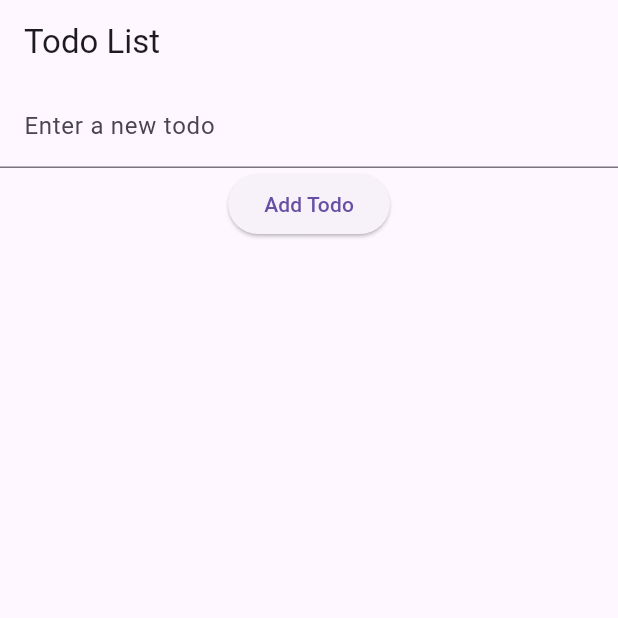
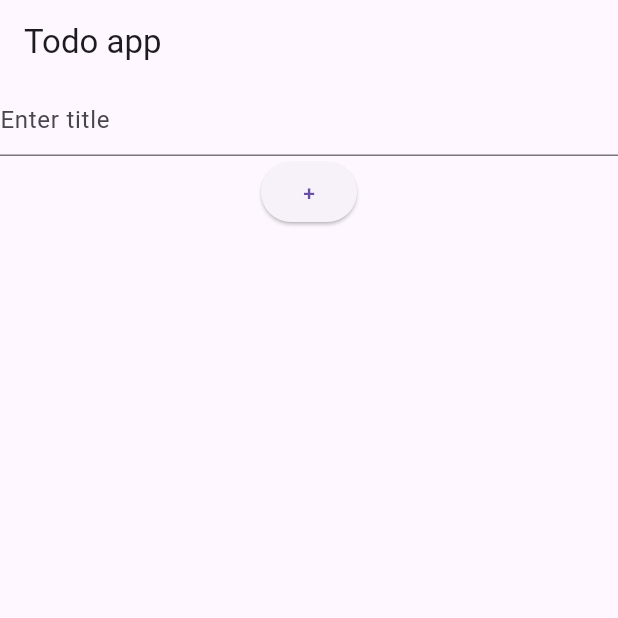
Before and after one commit to deadpool3010/todo, a Flutter app: the screen it shows after launch, on a phone screen of 412 x 824 dp, the top half of it. Run offline on Flutter 3.47's test engine with Material 3 defaults, Android fonts, the phone set to English and light mode, and no system bars; our stand-ins replace sqflite; accounts and stored records are empty.

Commit message:
fiest commit

```diff
--- a/lib/main.dart
+++ b/lib/main.dart
@@ -1,9 +1,7 @@
-import 'dart:io';
 import 'package:expenses/sqlhelper.dart';
 import 'package:flutter/material.dart';
-import 'package:path/path.dart';
-import 'package:path_provider/path_provider.dart';
-import 'package:sqflite/sqflite.dart';
+
+TextEditingController textEditingController = new TextEditingController();
 
 void main() {
   runApp(MyApp());
@@ -23,66 +21,68 @@ class MyApp extends StatelessWidget {
 }
 
 class TodoListScreen extends StatefulWidget {
+  const TodoListScreen({super.key});
+
   @override
-  _TodoListScreenState createState() => _TodoListScreenState();
+  State<TodoListScreen> createState() => _TodoListScreenState();
 }
 
+@override
 class _TodoListScreenState extends State<TodoListScreen> {
-  final DbHelper dbHelper = DbHelper();
-  List<Todo> todos = [];
-  TextEditingController _textEditingController = TextEditingController();
-
   @override
   void initState() {
     super.initState();
-    _loadData();
+    loadData();
   }
 
-  void _loadData() async {
+  final DbHelper dbHelper = new DbHelper();
+  List<Todo> todos = [];
+
+  // Step 1
+
+  void loadData() async {
     await dbHelper.initdb();
-    List<Map<String, dynamic>> data = await dbHelper.read();
+    List<Map<String, dynamic>> list = await dbHelper.read();
     setState(() {
-      todos = data.map((item) => Todo.fromMap(item)).toList();
+      todos = list.map((item) => Todo.fromMap(item)).toList();
     });
   }
+  // Step 2 in step two we have to inset our data in todo and use insert function
 
-  void _addTodo() async {
-    String title = _textEditingController.text;
+  void addtodo() async {
+    String title = textEditingController.text; // Use text instead of toString
     if (title.isNotEmpty) {
-      Todo newTodo = Todo(
-        title: title,
-        completed: false,
-      );
-      await dbHelper.insert(newTodo.toMap());
-      _textEditingController.clear();
-      _loadData();
+      // Check if title is not empty
+      Todo newtodo = Todo(title: title, completed: false);
+      await dbHelper.insert(newtodo.toMap());
+      loadData();
+      textEditingController.clear();
     }
   }
 
-  void _deleteTodo(int id) async {
-    await dbHelper.delete(id);
-    _loadData();
+  void delete(int? id) async {
+    await dbHelper.delete(id!);
+    loadData();
   }
 
   @override
   Widget build(BuildContext context) {
     return Scaffold(
       appBar: AppBar(
-        title: Text('Todo List'),
+        title: Text('Todo app'),
       ),
       body: Column(
         children: [
           TextField(
-            controller: _textEditingController,
-            decoration: InputDecoration(
-              hintText: 'Enter a new todo',
-              contentPadding: EdgeInsets.all(16.0),
-            ),
+            decoration: InputDecoration(hintText: 'Enter title'),
+            controller: textEditingController,
           ),
           ElevatedButton(
-            onPressed: _addTodo,
-            child: Text('Add Todo'),
-          ),
+              onPressed: () {
+                addtodo();
+                print(todos);
+              },
+              child: Text('+')),
           Expanded(
               child: ListView.builder(
             itemCount: todos.length,
@@ -91,13 +91,13 @@ class _TodoListScreenState extends State<TodoListScreen> {
               return ListTile(
                 title: Text(todo.title ?? ''),
                 trailing: IconButton(
-                    icon: Icon(Icons.delete),
-                    onPressed: () => _deleteTodo(todo.id ?? 0),
-                  ),
+                    onPressed: () {
+                      delete(todo.id);
+                    },
+                    icon: const Icon(Icons.delete)),
               );
             },
-            ),
-          ),
+          ))
         ],
       ),
     );
```
Lines whose indentation alone changed are shown as unchanged.
